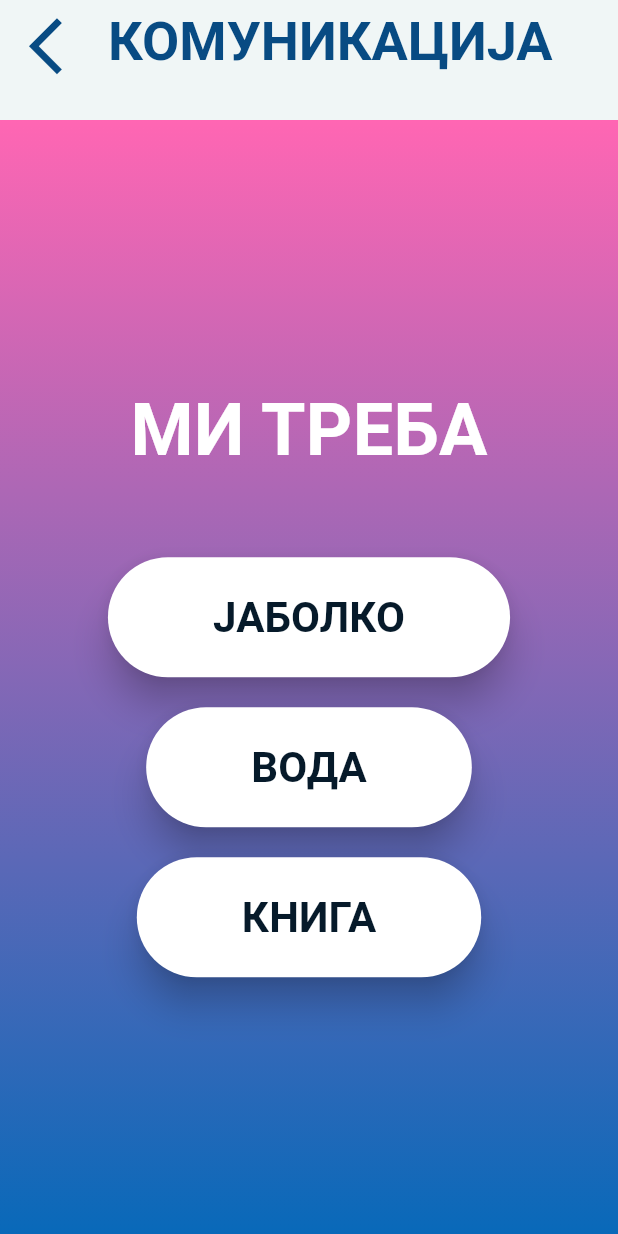
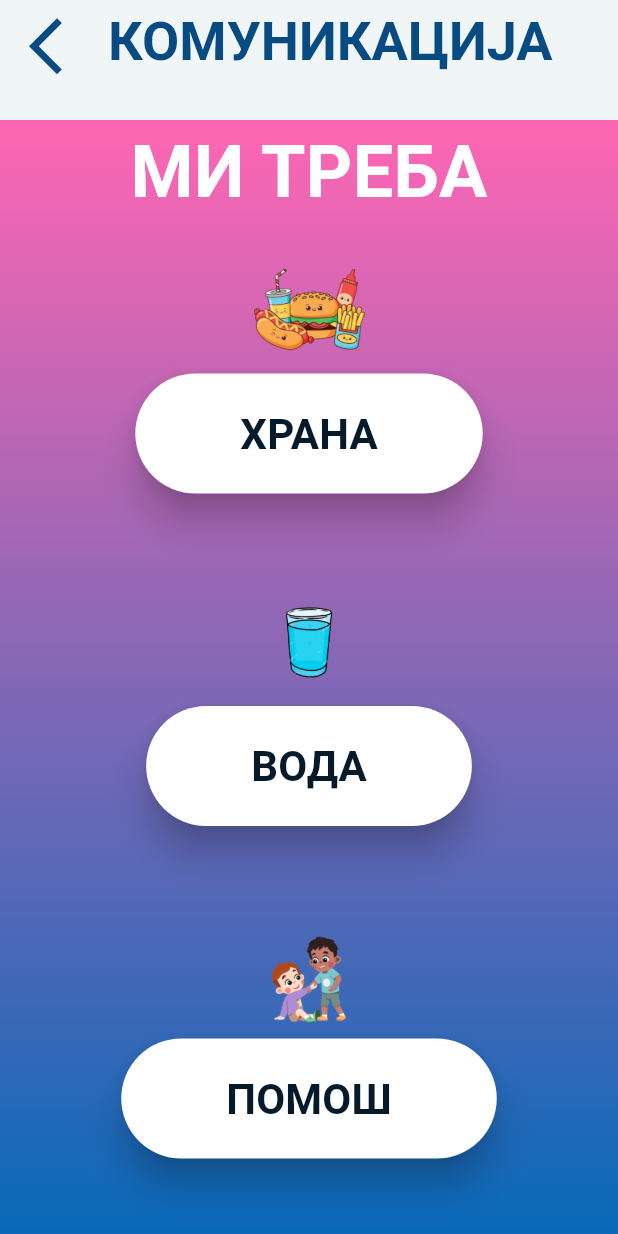
Before and after one commit to Solunska/my_assistant_new, a Flutter app: the NeedsScreen screen opened directly, on a phone screen of 412 x 824 dp. Run offline on Flutter 3.47's test engine with Material 3 defaults, Android fonts, the phone set to English and light mode, and no system bars; our stand-ins replace audioplayers, confetti, firebase_auth, firebase_core, fluttertoast; accounts and stored records are empty.

Commit message:
Updated needs screen with audio and image

```diff
--- a/lib/screens/needs.dart
+++ b/lib/screens/needs.dart
@@ -50,27 +50,76 @@ class NeedsScreen extends StatelessWidget {
           child: Column(
             mainAxisAlignment: MainAxisAlignment.center,
             children: [
-              const Text("МИ ТРЕБА", style: TextStyle(color: Colors.white, fontSize: 48, fontWeight: FontWeight.bold),),
-              const SizedBox(height: 50,),
+              const Text(
+                "МИ ТРЕБА",
+                style: TextStyle(
+                  color: Colors.white,
+                  fontSize: 48,
+                  fontWeight: FontWeight.bold,
+                ),
+              ),
+              const SizedBox(height: 30),
+              Expanded(
+                child: SizedBox(
+                  height: 120,
+                  child: Column(
+                    children: [
+                      Image.asset(
+                        'assets/needs/hrana.png',
+                        height: 60,
+                      ),
+                      const SizedBox(height: 10),
                       Button(
-                label: 'ЈАБОЛКО',
+                        label: 'ХРАНА',
                         onPressed: () {
-                  _playAudio('audio/apple.mp3');
+                          _playAudio('audio/hrana.mp3');
                         },
                       ),
+                    ],
+                  ),
+                ),
+              ),
               const SizedBox(height: 20),
+              Expanded(
+                child: SizedBox(
+                  height: 120,
+                  child: Column(
+                    children: [
+                      Image.asset(
+                        'assets/needs/voda.png',
+                        height: 60,
+                      ),
+                      const SizedBox(height: 10),
                       Button(
                         label: 'ВОДА',
                         onPressed: () {
                           _playAudio('audio/voda.mp3');
                         },
                       ),
+                    ],
+                  ),
+                ),
+              ),
               const SizedBox(height: 20),
+              Expanded(
+                child: SizedBox(
+                  height: 120,
+                  child: Column(
+                    children: [
+                      Image.asset(
+                        'assets/needs/pomos.png',
+                        height: 60,
+                      ),
+                      const SizedBox(height: 10),
                       Button(
-                label: 'КНИГА',
+                        label: 'ПОМОШ',
                         onPressed: () {
-                  _playAudio('audio/kniga.mp3');
+                          _playAudio('audio/pomos.mp3');
                         },
+                      ),
+                    ],
+                  ),
+                ),
               ),
             ],
           ),
--- a/pubspec.yaml
+++ b/pubspec.yaml
@@ -73,6 +73,9 @@ flutter:
     - assets/numbers.png
     - assets/communication.png
     - assets/parents.png
+    - assets/needs/hrana.png
+    - assets/needs/voda.png
+    - assets/needs/pomos.png
     - assets/numbers/1.png
     - assets/numbers/2.png
     - assets/numbers/3.png
@@ -111,6 +114,9 @@ flutter:
     - assets/shapes/square.png
     - assets/shapes/star.png
     - assets/audio/hello.mp3
+    - assets/audio/voda.mp3
+    - assets/audio/hrana.mp3
+    - assets/audio/pomos.mp3
     - assets/audio/good-morning.mp3
     - assets/audio/good-night.mp3
     - assets/audio/bye.mp3
```
Also changed, not shown: assets/needs/hrana.png (added), assets/needs/pomos.png (added), assets/needs/voda.png (added), 3 other files. Lines whose indentation alone changed are shown as unchanged.
